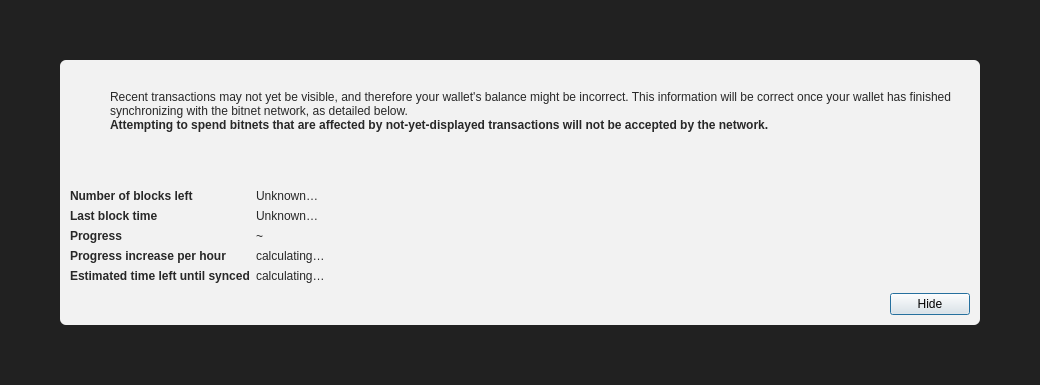
bitnet-io/bitnet-core, file src/qt/forms/modaloverlay.ui: the form before one commit.
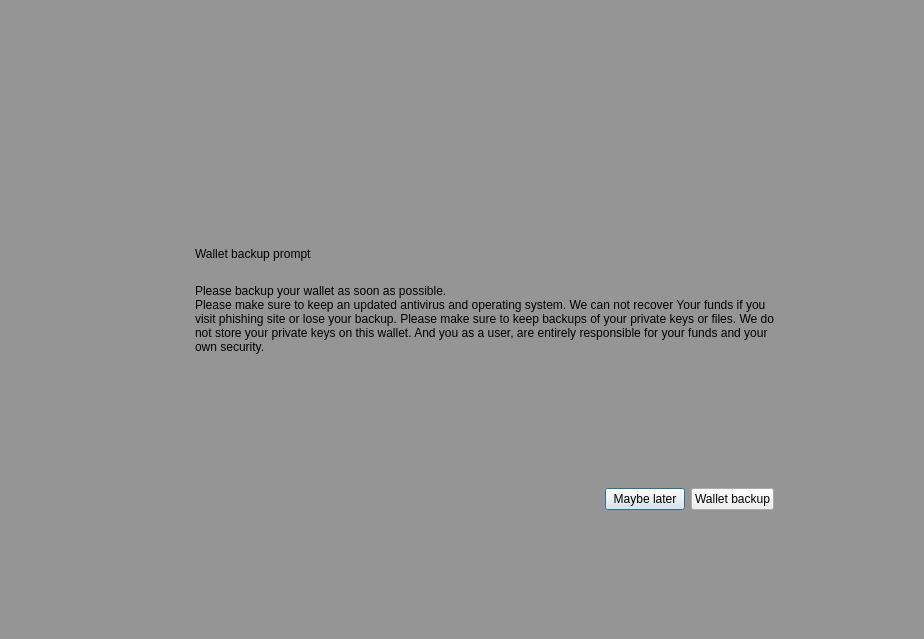
The form after the commit. The open tabs and pages were chosen to show the change. Icons and pictures are not drawn.

Commit message: attempt to push 70035 for changes for POS every previous version will break must use new version

```diff
--- a/src/qt/forms/modaloverlay.ui
+++ b/src/qt/forms/modaloverlay.ui
@@ -6,8 +6,8 @@
    <rect>
     <x>0</x>
     <y>0</y>
-    <width>1040</width>
-    <height>385</height>
+    <width>924</width>
+    <height>639</height>
    </rect>
   </property>
   <property name="windowTitle">
@@ -32,54 +32,71 @@
    <item>
     <widget class="QWidget" name="bgWidget" native="true">
      <property name="styleSheet">
-      <string notr="true">#bgWidget { background: rgba(0,0,0,220); }</string>
+      <string notr="true">#bgWidget { background: rgba(0,0,0,96); }</string>
      </property>
-     <layout class="QVBoxLayout" name="verticalLayoutMain" stretch="1">
+     <layout class="QVBoxLayout" name="verticalLayoutMain" stretch="0">
       <property name="leftMargin">
-       <number>60</number>
+       <number>120</number>
       </property>
       <property name="topMargin">
-       <number>60</number>
+       <number>120</number>
       </property>
       <property name="rightMargin">
-       <number>60</number>
+       <number>120</number>
       </property>
       <property name="bottomMargin">
-       <number>60</number>
+       <number>120</number>
       </property>
       <item>
        <widget class="QWidget" name="contentWidget" native="true">
-        <property name="styleSheet">
-         <string notr="true">#contentWidget { background: rgba(255,255,255,240); border-radius: 6px; }
-
-QLabel { color: rgb(40,40,40);  }</string>
-        </property>
-        <layout class="QVBoxLayout" name="verticalLayoutSub" stretch="1,0,0,0">
+        <layout class="QVBoxLayout" name="verticalLayout_3" stretch="1,0">
+         <property name="spacing">
+          <number>0</number>
+         </property>
+         <property name="leftMargin">
+          <number>0</number>
+         </property>
+         <property name="topMargin">
+          <number>0</number>
+         </property>
+         <property name="rightMargin">
+          <number>0</number>
+         </property>
+         <property name="bottomMargin">
+          <number>0</number>
+         </property>
+         <item>
+          <widget class="QStackedWidget" name="stackedWidget">
+           <property name="currentIndex">
+            <number>0</number>
+           </property>
+           <widget class="QWidget" name="page">
+            <layout class="QVBoxLayout" name="verticalLayout_2">
          <property name="spacing">
           <number>0</number>
          </property>
          <property name="leftMargin">
-          <number>10</number>
+              <number>30</number>
          </property>
          <property name="topMargin">
           <number>10</number>
          </property>
          <property name="rightMargin">
-          <number>10</number>
+              <number>30</number>
          </property>
          <property name="bottomMargin">
           <number>10</number>
          </property>
          <item>
           <layout class="QHBoxLayout" name="horizontalLayoutIconText" stretch="0,1">
+               <property name="spacing">
+                <number>20</number>
+               </property>
            <property name="topMargin">
             <number>20</number>
            </property>
            <item>
             <layout class="QVBoxLayout" name="verticalLayoutIcon">
-             <property name="leftMargin">
-              <number>0</number>
-             </property>
              <item>
               <widget class="QPushButton" name="warningIcon">
                <property name="enabled">
@@ -130,7 +147,7 @@
              <item>
               <widget class="QLabel" name="infoText">
                <property name="text">
-                <string>Recent transactions may not yet be visible, and therefore your wallet's balance might be incorrect. This information will be correct once your wallet has finished synchronizing with the bitnet network, as detailed below.</string>
+                    <string>Recent transactions may not yet be visible, and therefore your wallet's balance might be incorrect. This information will be correct once your wallet has finished synchronizing with the qtum network, as detailed below.</string>
                </property>
                <property name="textFormat">
                 <enum>Qt::RichText</enum>
@@ -172,30 +189,13 @@
                </property>
               </spacer>
              </item>
-            </layout>
-           </item>
-          </layout>
-         </item>
-         <item>
-          <spacer name="verticalSpacerAfterText">
-           <property name="orientation">
-            <enum>Qt::Vertical</enum>
-           </property>
-           <property name="sizeHint" stdset="0">
-            <size>
-             <width>20</width>
-             <height>40</height>
-            </size>
-           </property>
-          </spacer>
-         </item>
          <item>
           <layout class="QFormLayout" name="formLayout">
            <property name="fieldGrowthPolicy">
-            <enum>QFormLayout::FieldsStayAtSizeHint</enum>
+                    <enum>QFormLayout::ExpandingFieldsGrow</enum>
            </property>
            <property name="horizontalSpacing">
-            <number>6</number>
+                    <number>20</number>
            </property>
            <property name="verticalSpacing">
             <number>6</number>
@@ -207,8 +207,8 @@
             <widget class="QLabel" name="labelNumberOfBlocksLeft">
              <property name="font">
               <font>
-               <weight>75</weight>
-               <bold>true</bold>
+                       <weight>50</weight>
+                       <bold>false</bold>
               </font>
              </property>
              <property name="text">
@@ -218,6 +218,12 @@
            </item>
            <item row="0" column="1">
             <widget class="QLabel" name="numberOfBlocksLeft">
+                     <property name="sizePolicy">
+                      <sizepolicy hsizetype="Expanding" vsizetype="Preferred">
+                       <horstretch>0</horstretch>
+                       <verstretch>0</verstretch>
+                      </sizepolicy>
+                     </property>
              <property name="text">
               <string>Unknown…</string>
              </property>
@@ -227,8 +233,8 @@
             <widget class="QLabel" name="labelLastBlockTime">
              <property name="font">
               <font>
-               <weight>75</weight>
-               <bold>true</bold>
+                       <weight>50</weight>
+                       <bold>false</bold>
               </font>
              </property>
              <property name="text">
@@ -239,7 +245,7 @@
            <item row="1" column="1">
             <widget class="QLabel" name="newestBlockDate">
              <property name="sizePolicy">
-              <sizepolicy hsizetype="Maximum" vsizetype="Preferred">
+                      <sizepolicy hsizetype="Expanding" vsizetype="Preferred">
                <horstretch>0</horstretch>
                <verstretch>0</verstretch>
               </sizepolicy>
@@ -253,8 +259,8 @@
             <widget class="QLabel" name="labelSyncDone">
              <property name="font">
               <font>
-               <weight>75</weight>
-               <bold>true</bold>
+                       <weight>50</weight>
+                       <bold>false</bold>
               </font>
              </property>
              <property name="text">
@@ -264,6 +270,9 @@
            </item>
            <item row="2" column="1">
             <layout class="QHBoxLayout" name="horizontalLayoutSync" stretch="0,1">
+                     <property name="spacing">
+                      <number>6</number>
+                     </property>
              <item>
               <widget class="QLabel" name="percentageProgress">
                <property name="text">
@@ -277,8 +286,8 @@
             <widget class="QLabel" name="labelProgressIncrease">
              <property name="font">
               <font>
-               <weight>75</weight>
-               <bold>true</bold>
+                       <weight>50</weight>
+                       <bold>false</bold>
               </font>
              </property>
              <property name="text">
@@ -288,6 +297,12 @@
            </item>
            <item row="4" column="1">
             <widget class="QLabel" name="progressIncreasePerH">
+                     <property name="sizePolicy">
+                      <sizepolicy hsizetype="Expanding" vsizetype="Preferred">
+                       <horstretch>0</horstretch>
+                       <verstretch>0</verstretch>
+                      </sizepolicy>
+                     </property>
              <property name="text">
               <string>calculating…</string>
              </property>
@@ -297,8 +312,8 @@
             <widget class="QLabel" name="labelEstimatedTimeLeft">
              <property name="font">
               <font>
-               <weight>75</weight>
-               <bold>true</bold>
+                       <weight>50</weight>
+                       <bold>false</bold>
               </font>
              </property>
              <property name="text">
@@ -308,6 +323,12 @@
            </item>
            <item row="5" column="1">
             <widget class="QLabel" name="expectedTimeLeft">
+                     <property name="sizePolicy">
+                      <sizepolicy hsizetype="Expanding" vsizetype="Preferred">
+                       <horstretch>0</horstretch>
+                       <verstretch>0</verstretch>
+                      </sizepolicy>
+                     </property>
              <property name="text">
               <string>calculating…</string>
              </property>
@@ -315,13 +336,170 @@
            </item>
           </layout>
          </item>
+                </layout>
+               </item>
+              </layout>
+             </item>
          <item>
-          <layout class="QHBoxLayout" name="horizontalLayoutButtons">
+              <spacer name="verticalSpacer_4">
+               <property name="orientation">
+                <enum>Qt::Vertical</enum>
+               </property>
+               <property name="sizeHint" stdset="0">
+                <size>
+                 <width>20</width>
+                 <height>40</height>
+                </size>
+               </property>
+              </spacer>
+             </item>
+            </layout>
+           </widget>
+           <widget class="QWidget" name="page_2">
+            <layout class="QVBoxLayout" name="verticalLayout_4">
+             <property name="spacing">
+              <number>15</number>
+             </property>
            <property name="leftMargin">
-            <number>10</number>
+              <number>30</number>
            </property>
            <property name="topMargin">
-            <number>10</number>
+              <number>0</number>
+             </property>
+             <property name="rightMargin">
+              <number>30</number>
+             </property>
+             <property name="bottomMargin">
+              <number>0</number>
+             </property>
+             <item>
+              <spacer name="verticalSpacer_2">
+               <property name="orientation">
+                <enum>Qt::Vertical</enum>
+               </property>
+               <property name="sizeHint" stdset="0">
+                <size>
+                 <width>20</width>
+                 <height>40</height>
+                </size>
+               </property>
+              </spacer>
+             </item>
+             <item>
+              <layout class="QGridLayout" name="gridLayout">
+               <item row="0" column="1">
+                <widget class="QLabel" name="labelNote">
+                 <property name="layoutDirection">
+                  <enum>Qt::LeftToRight</enum>
+                 </property>
+                 <property name="text">
+                  <string>Wallet backup prompt</string>
+                 </property>
+                 <property name="alignment">
+                  <set>Qt::AlignLeading|Qt::AlignLeft|Qt::AlignVCenter</set>
+                 </property>
+                </widget>
+               </item>
+               <item row="1" column="1">
+                <widget class="QLabel" name="labelMessage">
+                 <property name="text">
+                  <string>Please backup your wallet as soon as possible.
+Please make sure to keep an updated antivirus and operating system. We can not recover Your funds if you visit phishing site or lose your backup. Please make sure to keep backups of your private keys or files. We do not store your private keys on this wallet. And you as a user, are entirely responsible for your funds and your own security.</string>
+                 </property>
+                 <property name="alignment">
+                  <set>Qt::AlignLeading|Qt::AlignLeft|Qt::AlignVCenter</set>
+                 </property>
+                 <property name="wordWrap">
+                  <bool>true</bool>
+                 </property>
+                </widget>
+               </item>
+               <item row="0" column="0">
+                <widget class="QPushButton" name="warningIconBackup">
+                 <property name="enabled">
+                  <bool>false</bool>
+                 </property>
+                 <property name="sizePolicy">
+                  <sizepolicy hsizetype="Fixed" vsizetype="Fixed">
+                   <horstretch>0</horstretch>
+                   <verstretch>0</verstretch>
+                  </sizepolicy>
+                 </property>
+                 <property name="minimumSize">
+                  <size>
+                   <width>30</width>
+                   <height>30</height>
+                  </size>
+                 </property>
+                 <property name="maximumSize">
+                  <size>
+                   <width>30</width>
+                   <height>30</height>
+                  </size>
+                 </property>
+                 <property name="text">
+                  <string/>
+                 </property>
+                 <property name="iconSize">
+                  <size>
+                   <width>30</width>
+                   <height>30</height>
+                  </size>
+                 </property>
+                 <property name="flat">
+                  <bool>true</bool>
+                 </property>
+                </widget>
+               </item>
+               <item row="1" column="0">
+                <spacer name="horizontalSpacer_2">
+                 <property name="orientation">
+                  <enum>Qt::Horizontal</enum>
+                 </property>
+                 <property name="sizeType">
+                  <enum>QSizePolicy::Fixed</enum>
+                 </property>
+                 <property name="sizeHint" stdset="0">
+                  <size>
+                   <width>30</width>
+                   <height>20</height>
+                  </size>
+                 </property>
+                </spacer>
+               </item>
+              </layout>
+             </item>
+             <item>
+              <spacer name="verticalSpacer">
+               <property name="orientation">
+                <enum>Qt::Vertical</enum>
+               </property>
+               <property name="sizeType">
+                <enum>QSizePolicy::Expanding</enum>
+               </property>
+               <property name="sizeHint" stdset="0">
+                <size>
+                 <width>20</width>
+                 <height>40</height>
+                </size>
+               </property>
+              </spacer>
+             </item>
+            </layout>
+           </widget>
+          </widget>
+         </item>
+         <item>
+          <widget class="QWidget" name="buttonsContainerWhite" native="true">
+           <layout class="QHBoxLayout" name="horizontalLayout">
+            <property name="leftMargin">
+             <number>30</number>
+            </property>
+            <property name="topMargin">
+             <number>15</number>
+            </property>
+            <property name="rightMargin">
+             <number>30</number>
            </property>
            <item>
             <spacer name="horizontalSpacer">
@@ -338,21 +516,29 @@
            </item>
            <item>
             <widget class="QPushButton" name="closeButton">
-             <property name="text">
-              <string>Hide</string>
-             </property>
-             <property name="shortcut">
-              <string>Esc</string>
-             </property>
              <property name="focusPolicy">
               <enum>Qt::StrongFocus</enum>
              </property>
+              <property name="text">
+               <string>Maybe later</string>
+              </property>
+              <property name="shortcut">
+               <string>Esc</string>
+              </property>
              <property name="default">
               <bool>true</bool>
              </property>
             </widget>
            </item>
-          </layout>
+            <item>
+             <widget class="QPushButton" name="walletBackupButton">
+              <property name="text">
+               <string>Wallet backup</string>
+              </property>
+             </widget>
+            </item>
+           </layout>
+          </widget>
          </item>
         </layout>
        </widget>
```
Left out of the diff: 21 changed lines with no effect on the pictures. Lines whose indentation alone changed are shown as unchanged. The commit also changes 2752 other files.
